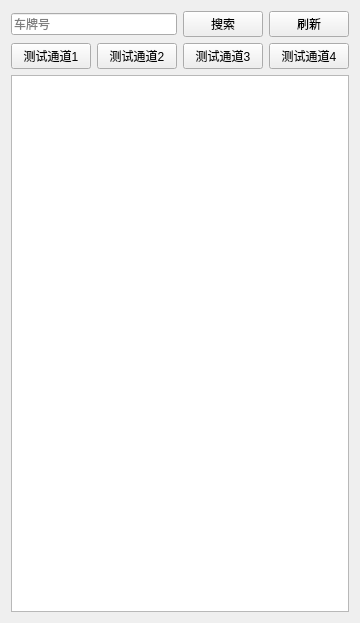
This is MainForm/RealVideo/CarSidebar/carsidebar.ui in happyxiaotao/video_pc_tmp as Qt 5 draws it before an edit. The edited form follows.
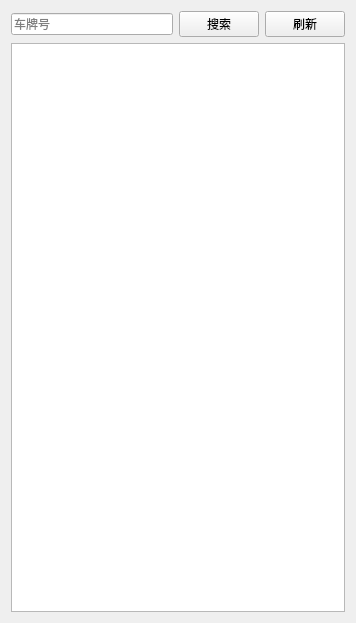
This is the edited form.

Commit message: 1、添加Logo和相关提示信息 2、去除测试通道按钮

Patch:
```diff
--- a/MainForm/RealVideo/CarSidebar/carsidebar.ui
+++ b/MainForm/RealVideo/CarSidebar/carsidebar.ui
@@ -6,7 +6,7 @@
    <rect>
     <x>0</x>
     <y>0</y>
-    <width>276</width>
+    <width>356</width>
     <height>623</height>
    </rect>
   </property>
@@ -14,14 +14,14 @@
    <string>Form</string>
   </property>
   <layout class="QGridLayout" name="gridLayout">
-   <item row="1" column="0">
-    <widget class="QPushButton" name="pushButton_test_1">
-     <property name="text">
-      <string>测试通道1</string>
+   <item row="0" column="0" colspan="2">
+    <widget class="QLineEdit" name="lineEdit_search_input">
+     <property name="placeholderText">
+      <string>车牌号</string>
      </property>
     </widget>
    </item>
-   <item row="3" column="0" colspan="4">
+   <item row="2" column="0" colspan="4">
     <widget class="QTreeWidget" name="treeWidget_car">
      <property name="sizeAdjustPolicy">
       <enum>QAbstractScrollArea::AdjustIgnored</enum>
@@ -42,13 +42,6 @@
      </column>
     </widget>
    </item>
-   <item row="1" column="1">
-    <widget class="QPushButton" name="pushButton_test_2">
-     <property name="text">
-      <string>测试通道2</string>
-     </property>
-    </widget>
-   </item>
    <item row="0" column="2">
     <widget class="QPushButton" name="pushButton_search">
      <property name="text">
@@ -56,20 +49,6 @@
      </property>
     </widget>
    </item>
-   <item row="1" column="2">
-    <widget class="QPushButton" name="pushButton_test_3">
-     <property name="text">
-      <string>测试通道3</string>
-     </property>
-    </widget>
-   </item>
-   <item row="0" column="0" colspan="2">
-    <widget class="QLineEdit" name="lineEdit_search_input">
-     <property name="placeholderText">
-      <string>车牌号</string>
-     </property>
-    </widget>
-   </item>
    <item row="0" column="3">
     <widget class="QPushButton" name="pushButton">
      <property name="text">
@@ -77,13 +56,6 @@
      </property>
     </widget>
    </item>
-   <item row="1" column="3">
-    <widget class="QPushButton" name="pushButton_test_4">
-     <property name="text">
-      <string>测试通道4</string>
-     </property>
-    </widget>
-   </item>
   </layout>
  </widget>
  <resources/>
```
The commit also changes 22 other files.
